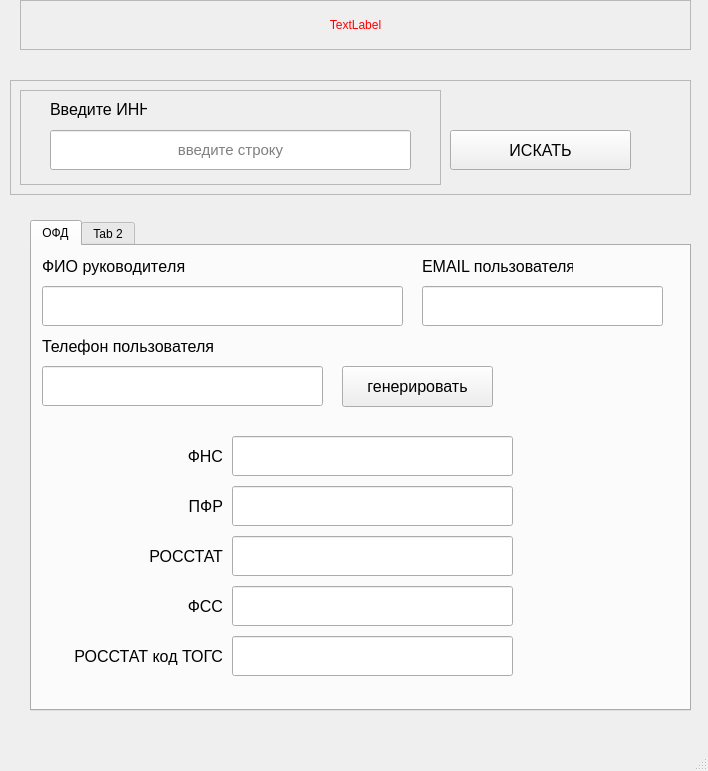
Qt form app/gui_ofd.ui (Alexploy777/rusprofile_parsing) before a commit.
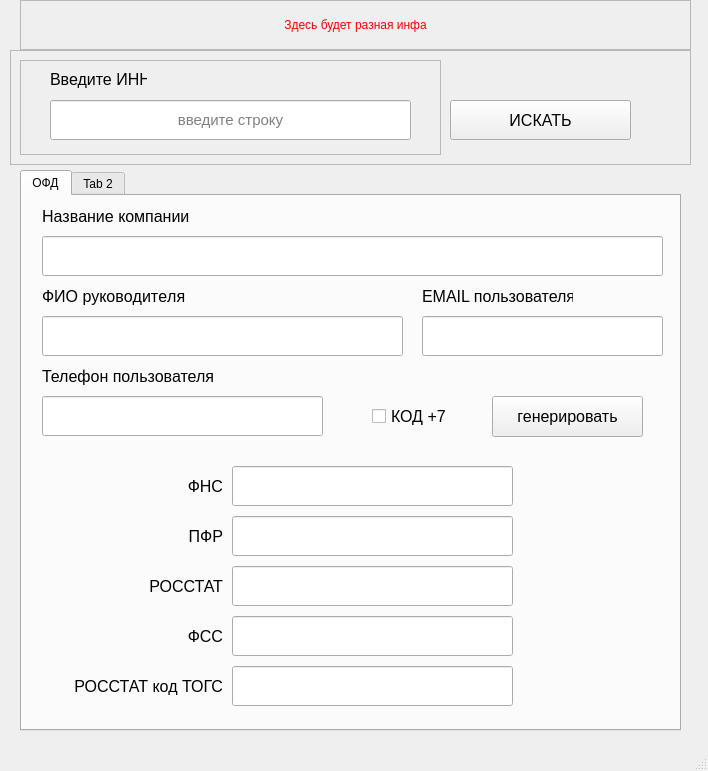
The same form after that commit.

Diff of the .ui file:
```diff
--- a/app/gui_ofd.ui
+++ b/app/gui_ofd.ui
@@ -18,7 +18,7 @@
     <property name="geometry">
      <rect>
       <x>10</x>
-      <y>80</y>
+      <y>50</y>
       <width>681</width>
       <height>115</height>
      </rect>
@@ -130,10 +130,10 @@
    <widget class="QTabWidget" name="tabWidget_2">
     <property name="geometry">
      <rect>
-      <x>30</x>
-      <y>220</y>
+      <x>20</x>
+      <y>170</y>
       <width>661</width>
-      <height>491</height>
+      <height>561</height>
      </rect>
     </property>
     <property name="minimumSize">
@@ -149,8 +149,8 @@
      <widget class="QLabel" name="label_2">
       <property name="geometry">
        <rect>
-        <x>10</x>
-        <y>10</y>
+        <x>20</x>
+        <y>90</y>
         <width>151</width>
         <height>21</height>
        </rect>
@@ -173,8 +173,8 @@
      <widget class="QLineEdit" name="fio_dir">
       <property name="geometry">
        <rect>
-        <x>10</x>
-        <y>40</y>
+        <x>20</x>
+        <y>120</y>
         <width>361</width>
         <height>40</height>
        </rect>
@@ -190,12 +190,15 @@
         <pointsize>11</pointsize>
        </font>
       </property>
+      <property name="styleSheet">
+       <string notr="true">padding = 20px</string>
+      </property>
      </widget>
      <widget class="QLabel" name="label_3">
       <property name="geometry">
        <rect>
-        <x>390</x>
-        <y>10</y>
+        <x>400</x>
+        <y>90</y>
         <width>151</width>
         <height>21</height>
        </rect>
@@ -212,8 +215,8 @@
      <widget class="QLineEdit" name="email_dir">
       <property name="geometry">
        <rect>
-        <x>390</x>
-        <y>40</y>
+        <x>400</x>
+        <y>120</y>
         <width>241</width>
         <height>40</height>
        </rect>
@@ -233,8 +236,8 @@
      <widget class="QPushButton" name="pushButton_2">
       <property name="geometry">
        <rect>
-        <x>310</x>
-        <y>120</y>
+        <x>470</x>
+        <y>200</y>
         <width>151</width>
         <height>41</height>
        </rect>
@@ -251,8 +254,8 @@
      <widget class="QLabel" name="label_4">
       <property name="geometry">
        <rect>
-        <x>10</x>
-        <y>90</y>
+        <x>20</x>
+        <y>170</y>
         <width>181</width>
         <height>21</height>
        </rect>
@@ -269,8 +272,8 @@
      <widget class="QLineEdit" name="phone">
       <property name="geometry">
        <rect>
-        <x>10</x>
-        <y>120</y>
+        <x>20</x>
+        <y>200</y>
         <width>281</width>
         <height>40</height>
        </rect>
@@ -293,8 +296,8 @@
      <widget class="QLineEdit" name="togs">
       <property name="geometry">
        <rect>
-        <x>200</x>
-        <y>390</y>
+        <x>210</x>
+        <y>470</y>
         <width>281</width>
         <height>40</height>
        </rect>
@@ -317,8 +320,8 @@
      <widget class="QLineEdit" name="pfr">
       <property name="geometry">
        <rect>
-        <x>200</x>
-        <y>240</y>
+        <x>210</x>
+        <y>320</y>
         <width>281</width>
         <height>40</height>
        </rect>
@@ -341,8 +344,8 @@
      <widget class="QLineEdit" name="fss">
       <property name="geometry">
        <rect>
-        <x>200</x>
-        <y>340</y>
+        <x>210</x>
+        <y>420</y>
         <width>281</width>
         <height>40</height>
        </rect>
@@ -365,8 +368,8 @@
      <widget class="QLabel" name="label_9">
       <property name="geometry">
        <rect>
-        <x>20</x>
-        <y>400</y>
+        <x>30</x>
+        <y>480</y>
         <width>171</width>
         <height>21</height>
        </rect>
@@ -386,8 +389,8 @@
      <widget class="QLineEdit" name="rosstat">
       <property name="geometry">
        <rect>
-        <x>200</x>
-        <y>290</y>
+        <x>210</x>
+        <y>370</y>
         <width>281</width>
         <height>40</height>
        </rect>
@@ -410,8 +413,8 @@
      <widget class="QLabel" name="label_7">
       <property name="geometry">
        <rect>
-        <x>20</x>
-        <y>300</y>
+        <x>30</x>
+        <y>380</y>
         <width>171</width>
         <height>21</height>
        </rect>
@@ -431,8 +434,8 @@
      <widget class="QLabel" name="label_8">
       <property name="geometry">
        <rect>
-        <x>20</x>
-        <y>350</y>
+        <x>30</x>
+        <y>430</y>
         <width>171</width>
         <height>21</height>
        </rect>
@@ -452,8 +455,8 @@
      <widget class="QLabel" name="label_6">
       <property name="geometry">
        <rect>
-        <x>20</x>
-        <y>250</y>
+        <x>30</x>
+        <y>330</y>
         <width>171</width>
         <height>21</height>
        </rect>
@@ -473,8 +476,8 @@
      <widget class="QLabel" name="label_5">
       <property name="geometry">
        <rect>
-        <x>20</x>
-        <y>200</y>
+        <x>30</x>
+        <y>280</y>
         <width>171</width>
         <height>21</height>
        </rect>
@@ -494,8 +497,8 @@
      <widget class="QLineEdit" name="fns">
       <property name="geometry">
        <rect>
-        <x>200</x>
-        <y>190</y>
+        <x>210</x>
+        <y>270</y>
         <width>281</width>
         <height>40</height>
        </rect>
@@ -515,6 +518,78 @@
        <string/>
       </property>
      </widget>
+     <widget class="QLabel" name="label_10">
+      <property name="geometry">
+       <rect>
+        <x>20</x>
+        <y>10</y>
+        <width>151</width>
+        <height>21</height>
+       </rect>
+      </property>
+      <property name="font">
+       <font>
+        <family>Arial</family>
+        <pointsize>12</pointsize>
+        <underline>false</underline>
+        <kerning>false</kerning>
+       </font>
+      </property>
+      <property name="toolTip">
+       <string notr="true"/>
+      </property>
+      <property name="text">
+       <string>Название компании</string>
+      </property>
+     </widget>
+     <widget class="QLineEdit" name="company_name">
+      <property name="geometry">
+       <rect>
+        <x>20</x>
+        <y>40</y>
+        <width>621</width>
+        <height>40</height>
+       </rect>
+      </property>
+      <property name="minimumSize">
+       <size>
+        <width>150</width>
+        <height>40</height>
+       </size>
+      </property>
+      <property name="font">
+       <font>
+        <pointsize>11</pointsize>
+       </font>
+      </property>
+      <property name="text">
+       <string/>
+      </property>
+      <property name="alignment">
+       <set>Qt::AlignCenter</set>
+      </property>
+     </widget>
+     <widget class="QCheckBox" name="checkBox_cod">
+      <property name="geometry">
+       <rect>
+        <x>350</x>
+        <y>210</y>
+        <width>91</width>
+        <height>21</height>
+       </rect>
+      </property>
+      <property name="font">
+       <font>
+        <pointsize>12</pointsize>
+       </font>
+      </property>
+      <property name="text">
+       <string>КОД +7</string>
+      </property>
+      <property name="checked">
+       <bool>false</bool>
+      </property>
+     </widget>
     </widget>
     <widget class="QWidget" name="tab_2">
      <attribute name="title">
@@ -538,7 +613,7 @@
      <enum>QFrame::StyledPanel</enum>
     </property>
     <property name="text">
-     <string>TextLabel</string>
+     <string>Здесь будет разная инфа</string>
     </property>
     <property name="alignment">
      <set>Qt::AlignCenter</set>
```
Left out of the diff: 2 changed lines with no effect on the pictures.
